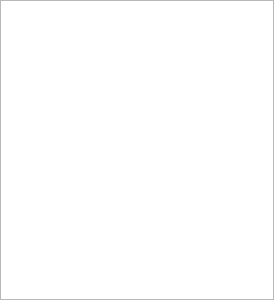
Before: the Qt Designer form ui/widget_document_list.ui in jwjulien/inventory, drawn with Qt 5.
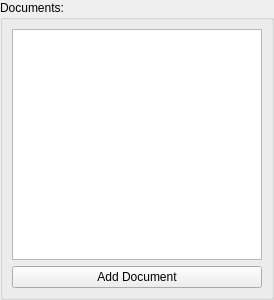
After: the same form once the commit is applied.

Commit message: refactored Documents to remove References - Documents will see minimal sharing so while the idea was well intentioned, it will inevitably be FAR more effort with the old scheme

What changed in the file:
```diff
--- a/ui/widget_document_list.ui
+++ b/ui/widget_document_list.ui
@@ -27,7 +27,13 @@
     <number>0</number>
    </property>
    <item>
-    <widget class="QListWidget" name="references">
+    <widget class="QGroupBox" name="group">
+     <property name="title">
+      <string>Documents:</string>
+     </property>
+     <layout class="QVBoxLayout" name="verticalLayout_2">
+      <item>
+       <widget class="QListWidget" name="documents">
      <property name="sizePolicy">
       <sizepolicy hsizetype="Expanding" vsizetype="Expanding">
        <horstretch>0</horstretch>
@@ -40,6 +46,16 @@
      <property name="alternatingRowColors">
       <bool>true</bool>
      </property>
+       </widget>
+      </item>
+      <item>
+       <widget class="QPushButton" name="add">
+        <property name="text">
+         <string>Add Document</string>
+        </property>
+       </widget>
+      </item>
+     </layout>
     </widget>
    </item>
   </layout>
```
Lines whose indentation alone changed are shown as unchanged. The commit also changes 13 other files.
